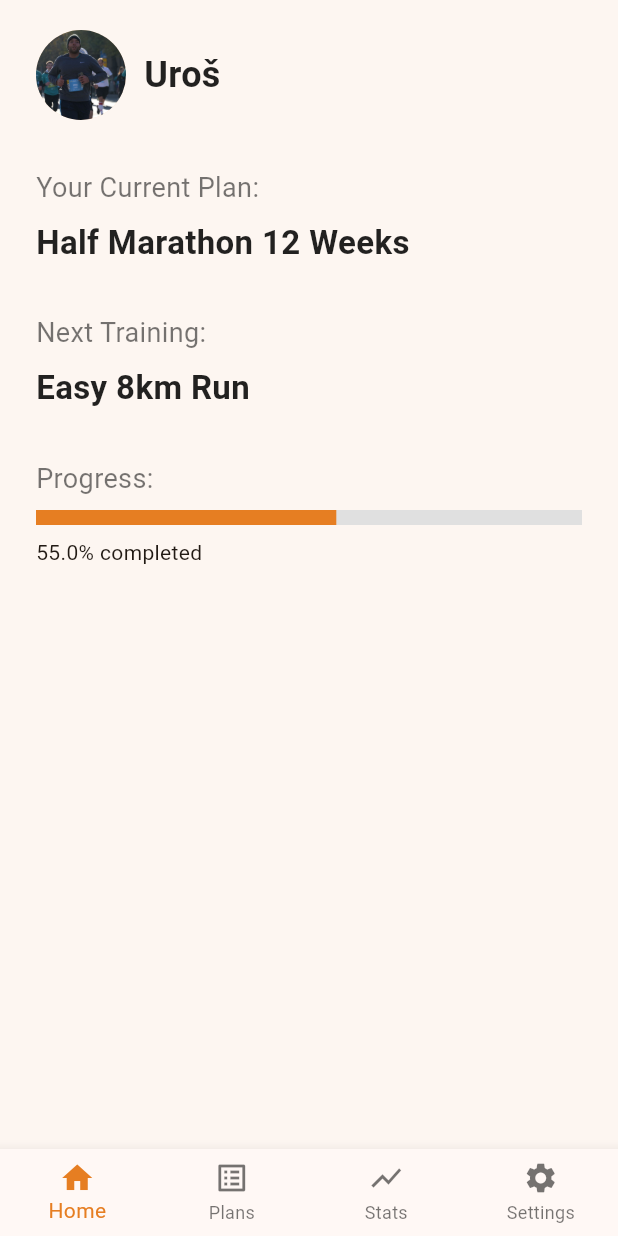
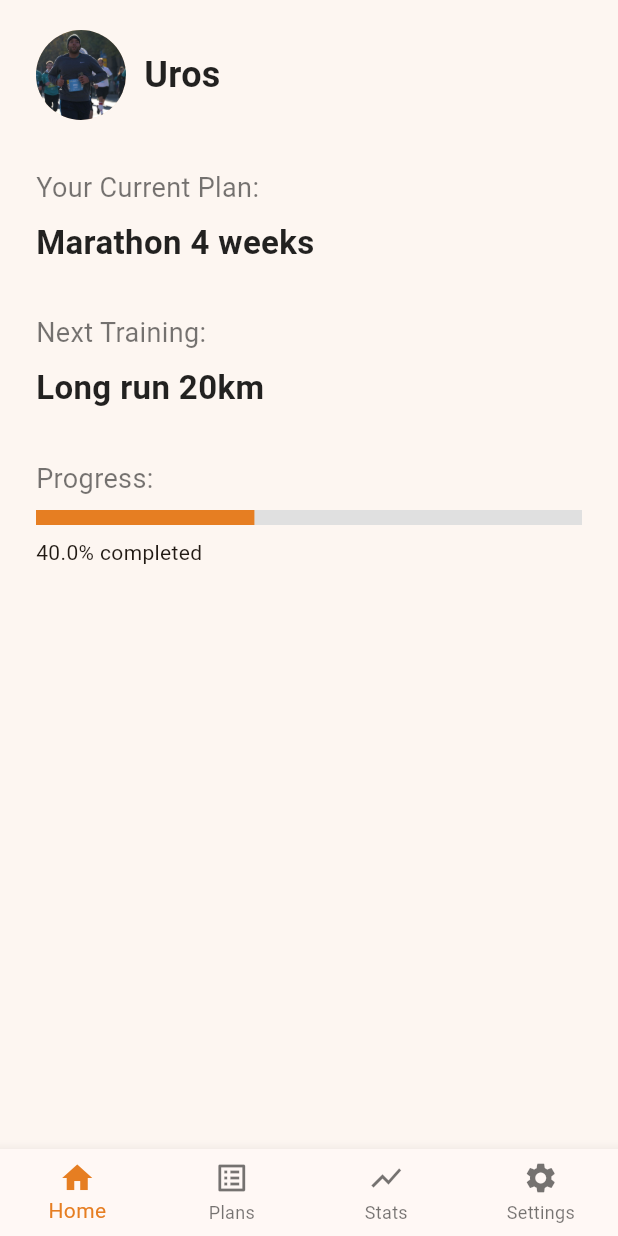
Before and after one commit to Zivadinhoo/SyncRun, a Flutter app: the screen it shows after launch, on a phone screen of 412 x 824 dp. Run offline on Flutter 3.47's test engine with Material 3 defaults, Android fonts, the phone set to English and light mode, and no system bars; our stand-ins replace flutter_riverpod, flutter_secure_storage.

Commit message:
feat(frontend) add role-based athlete dashbaord with HomeContent model

```diff
--- a/frontend/lib/app.dart
+++ b/frontend/lib/app.dart
@@ -1,6 +1,6 @@
 import 'package:flutter/material.dart';
-import 'package:frontend/features/auth/screens/auth_gate.dart';
 import 'package:frontend/features/home/screens/dashboard_screen.dart';
+import 'package:frontend/models/user_role.dart';
 
 class RunWithCoachApp extends StatelessWidget {
   const RunWithCoachApp({super.key});
@@ -13,7 +13,7 @@ class RunWithCoachApp extends StatelessWidget {
         colorScheme: ColorScheme.fromSeed(seedColor: Colors.orange),
         useMaterial3: true,
       ),
-      home: const DashboardScreen(),
+      home: const DashboardScreen(role: UserRole.athlete),
     );
   }
 }
--- a/frontend/lib/features/auth/screens/login.screen.dart
+++ b/frontend/lib/features/auth/screens/login.screen.dart
@@ -1,8 +1,7 @@
-import 'dart:convert';
 import 'package:flutter/material.dart';
-import 'package:flutter_secure_storage/flutter_secure_storage.dart';
+import 'package:frontend/models/user_role.dart';
 import 'package:frontend/features/auth/services/auth_service.dart';
-import 'package:frontend/features/home/screens/dashboard_screen.dart'; // ⬅️ OVO je ispravan import
+import 'package:frontend/features/home/screens/dashboard_screen.dart';
 
 class LoginScreen extends StatefulWidget {
   const LoginScreen({Key? key}) : super(key: key);
@@ -45,9 +44,11 @@ class _LoginScreenState extends State<LoginScreen> {
         context,
       ).showSnackBar(const SnackBar(content: Text('Login successful!')));
 
-      // ✅ Navigacija pravo na DashboardScreen
+      // ✅ dummy hardcoded role
+      const UserRole userRole = UserRole.athlete;
+
       Navigator.of(context).pushReplacement(
-        MaterialPageRoute(builder: (_) => const DashboardScreen()),
+        MaterialPageRoute(builder: (_) => DashboardScreen(role: userRole)),
       );
     } catch (e) {
       ScaffoldMessenger.of(
--- /dev/null
+++ b/frontend/lib/features/home/screens/athelete/athlete_dashboard_screen.dart
@@ -0,0 +1,62 @@
+import 'package:flutter/material.dart';
+import 'package:frontend/features/home/screens/home_content.dart';
+import 'package:frontend/features/plans/screens/plans_screen.dart';
+import 'package:frontend/features/settings/screens/settings_screen.dart';
+import 'package:frontend/features/stats/screens/stats_screen.dart';
+import 'package:frontend/models/athlete_home_data.dart';
+
+class AthleteDashboardScreen extends StatefulWidget {
+  const AthleteDashboardScreen({Key? key}) : super(key: key);
+
+  @override
+  State<AthleteDashboardScreen> createState() => _AthleteDashboardScreenState();
+}
+
+class _AthleteDashboardScreenState extends State<AthleteDashboardScreen> {
+  int _selectedIndex = 0;
+
+  final homeData = AthleteHomeData(
+    userName: 'Uros',
+    profileImagePath: 'assets/images/urosTrci.jpeg',
+    currentPlanName: 'Marathon 4 weeks',
+    nextTraining: 'Long run 20km',
+    progressPercent: 0.40,
+  );
+
+  late final List<Widget> _screens = [
+    HomeContent(data: homeData),
+    const StatsScreen(),
+    const PlansScreen(),
+    const SettingsScreen(),
+  ];
+
+  void _onItemTapped(int index) {
+    setState(() {
+      _selectedIndex = index;
+    });
+  }
+
+  @override
+  Widget build(BuildContext context) {
+    return Scaffold(
+      backgroundColor: const Color(0xFFFDF6F1),
+      body: _screens[_selectedIndex],
+      bottomNavigationBar: BottomNavigationBar(
+        type: BottomNavigationBarType.fixed,
+        selectedItemColor: const Color(0xFFE67E22),
+        unselectedItemColor: Colors.black54,
+        currentIndex: _selectedIndex,
+        onTap: _onItemTapped,
+        items: const [
+          BottomNavigationBarItem(icon: Icon(Icons.home), label: 'Home'),
+          BottomNavigationBarItem(icon: Icon(Icons.list_alt), label: 'Plans'),
+          BottomNavigationBarItem(icon: Icon(Icons.show_chart), label: 'Stats'),
+          BottomNavigationBarItem(
+            icon: Icon(Icons.settings),
+            label: 'Settings',
+          ),
+        ],
+      ),
+    );
+  }
+}
--- /dev/null
+++ b/frontend/lib/features/home/screens/coach/coach_dashboard_screen.dart
@@ -0,0 +1,13 @@
+import 'package:flutter/material.dart';
+
+class CoachDashboardScreen extends StatelessWidget {
+  const CoachDashboardScreen({super.key});
+
+  @override
+  Widget build(BuildContext context) {
+    return Scaffold(
+      appBar: AppBar(title: const Text('Coach Dashboard')),
+      body: const Center(child: Text('Welcome Coach')),
+    );
+  }
+}
--- a/frontend/lib/features/home/screens/dashboard_screen.dart
+++ b/frontend/lib/features/home/screens/dashboard_screen.dart
@@ -1,61 +1,19 @@
 import 'package:flutter/material.dart';
-import 'package:frontend/features/home/screens/home_content.dart';
-import 'package:frontend/features/plans/screens/plans_screen.dart';
-import 'package:frontend/features/settings/screens/settings_screen.dart';
-import 'package:frontend/features/stats/screens/stats_screen.dart';
+import 'package:frontend/features/home/screens/athelete/athlete_dashboard_screen.dart';
+import 'package:frontend/features/home/screens/coach/coach_dashboard_screen.dart';
+import 'package:frontend/models/user_role.dart';
 
-class DashboardScreen extends StatefulWidget {
-  const DashboardScreen({Key? key}) : super(key: key);
+class DashboardScreen extends StatelessWidget {
+  final UserRole role;
 
-  @override
-  State<DashboardScreen> createState() => _DashboardScreenState();
-}
-
-class _DashboardScreenState extends State<DashboardScreen> {
-  int _selectedIndex = 0;
-
-  final List<Widget> _screens = [
-    HomeContent(),
-    StatsScreen(),
-    PlansScreen(),
-    SettingsScreen(),
-  ];
-
-  // Dummy podaci za sada (kasnije ćeš povezati sa backendom)
-  final String userName = 'Uroš Živadinović';
-  final String profileImageUrl = 'https://i.pravatar.cc/150?img=3';
-  final String currentPlanName = 'Half Marathon 12 Weeks';
-  final String nextTraining = 'Easy 8km Run';
-  final double progressPercent = 0.55;
-
-  void _onItemTapped(int index) {
-    setState(() {
-      _selectedIndex = index;
-    });
-  }
+  const DashboardScreen({Key? key, required this.role}) : super(key: key);
 
   @override
   Widget build(BuildContext context) {
-    return Scaffold(
-      backgroundColor: const Color(0xFFFDF6F1),
-      body: _screens[_selectedIndex],
-      // Bottom navigation bar
-      bottomNavigationBar: BottomNavigationBar(
-        type: BottomNavigationBarType.fixed,
-        selectedItemColor: const Color(0xFFE67E22),
-        unselectedItemColor: Colors.black54,
-        currentIndex: _selectedIndex,
-        onTap: _onItemTapped,
-        items: const [
-          BottomNavigationBarItem(icon: Icon(Icons.home), label: 'Home'),
-          BottomNavigationBarItem(icon: Icon(Icons.list_alt), label: 'Plans'),
-          BottomNavigationBarItem(icon: Icon(Icons.show_chart), label: 'Stats'),
-          BottomNavigationBarItem(
-            icon: Icon(Icons.settings),
-            label: 'Settings',
-          ),
-        ],
-      ),
-    );
+    if (role == UserRole.coach) {
+      return const CoachDashboardScreen();
+    } else {
+      return const AthleteDashboardScreen();
+    }
   }
 }
--- a/frontend/lib/features/home/screens/home_content.dart
+++ b/frontend/lib/features/home/screens/home_content.dart
@@ -1,20 +1,14 @@
 import 'package:flutter/material.dart';
+import 'package:frontend/models/athlete_home_data.dart';
 
 class HomeContent extends StatelessWidget {
-  const HomeContent({Key? key}) : super(key: key);
+  final AthleteHomeData data;
+
+  const HomeContent({Key? key, required this.data}) : super(key: key);
 
   @override
   Widget build(BuildContext context) {
-    // Dummy podaci za sada
-    final String userName = 'Uroš ';
-    final String profileImageUrl =
-        'https://images.unsplash.com/photo-1571019613914-85f342c45f59?ixlib=rb-4.0.3&auto=format&fit=crop&w=500&q=80';
-    final String currentPlanName = 'Half Marathon 12 Weeks';
-    final String nextTraining = 'Easy 8km Run';
-    final double progressPercent = 0.55;
-
     return SafeArea(
-      // ✅ SafeArea da ne udara u notch
       child: SingleChildScrollView(
         padding: const EdgeInsets.symmetric(horizontal: 24, vertical: 20),
         child: Column(
@@ -24,13 +18,13 @@ class HomeContent extends StatelessWidget {
             Row(
               children: [
                 CircleAvatar(
-                  backgroundImage: AssetImage('assets/images/urosTrci.jpeg'),
+                  backgroundImage: AssetImage(data.profileImagePath),
                   radius: 30,
                 ),
                 const SizedBox(width: 12),
                 Expanded(
                   child: Text(
-                    userName,
+                    data.userName,
                     style: const TextStyle(
                       fontSize: 24,
                       fontWeight: FontWeight.bold,
@@ -43,14 +37,13 @@ class HomeContent extends StatelessWidget {
 
             const SizedBox(height: 32),
 
-            // Aktuelni plan
             const Text(
               'Your Current Plan:',
               style: TextStyle(fontSize: 18, color: Colors.black54),
             ),
             const SizedBox(height: 8),
             Text(
-              currentPlanName,
+              data.currentPlanName,
               style: const TextStyle(
                 fontSize: 22,
                 fontWeight: FontWeight.bold,
@@ -60,14 +53,13 @@ class HomeContent extends StatelessWidget {
 
             const SizedBox(height: 32),
 
-            // Sledeći trening
             const Text(
               'Next Training:',
               style: TextStyle(fontSize: 18, color: Colors.black54),
             ),
             const SizedBox(height: 8),
             Text(
-              nextTraining,
+              data.nextTraining,
               style: const TextStyle(
                 fontSize: 22,
                 fontWeight: FontWeight.bold,
@@ -77,20 +69,21 @@ class HomeContent extends StatelessWidget {
 
             const SizedBox(height: 32),
 
-            // Progress bar
             const Text(
               'Progress:',
               style: TextStyle(fontSize: 18, color: Colors.black54),
             ),
             const SizedBox(height: 8),
             LinearProgressIndicator(
-              value: progressPercent,
+              value: data.progressPercent,
               minHeight: 10,
               backgroundColor: Colors.grey[300],
               color: const Color(0xFFE67E22),
             ),
             const SizedBox(height: 8),
-            Text('${(progressPercent * 100).toStringAsFixed(1)}% completed'),
+            Text(
+              '${(data.progressPercent * 100).toStringAsFixed(1)}% completed',
+            ),
           ],
         ),
       ),
--- /dev/null
+++ b/frontend/lib/models/athlete_home_data.dart
@@ -0,0 +1,15 @@
+class AthleteHomeData {
+  final String userName;
+  final String profileImagePath;
+  final String currentPlanName;
+  final String nextTraining;
+  final double progressPercent;
+
+  AthleteHomeData({
+    required this.userName,
+    required this.profileImagePath,
+    required this.currentPlanName,
+    required this.nextTraining,
+    required this.progressPercent,
+  });
+}
--- /dev/null
+++ b/frontend/lib/models/user_role.dart
@@ -0,0 +1 @@
+enum UserRole { athlete, coach }
```
